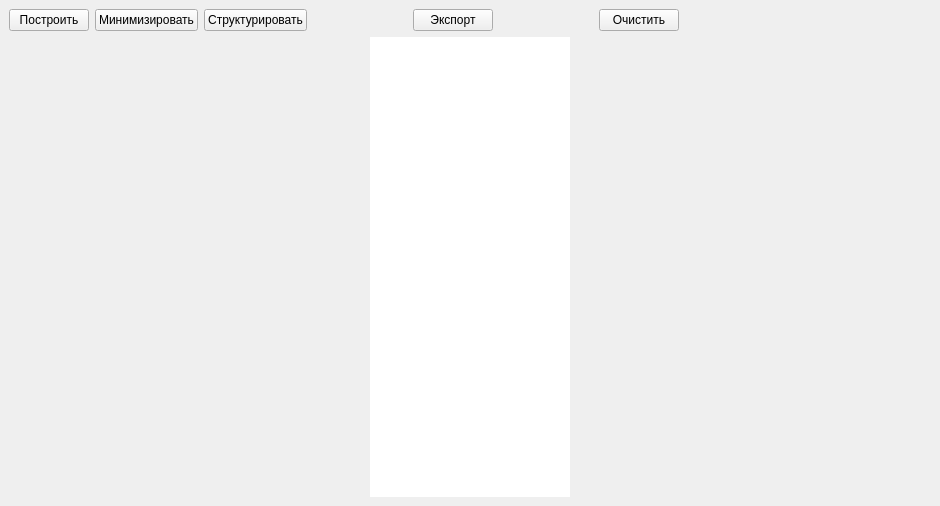
ZalmanHack/e-circuit_builder, file interfaces/mainWindowUI.ui: the form before one commit.
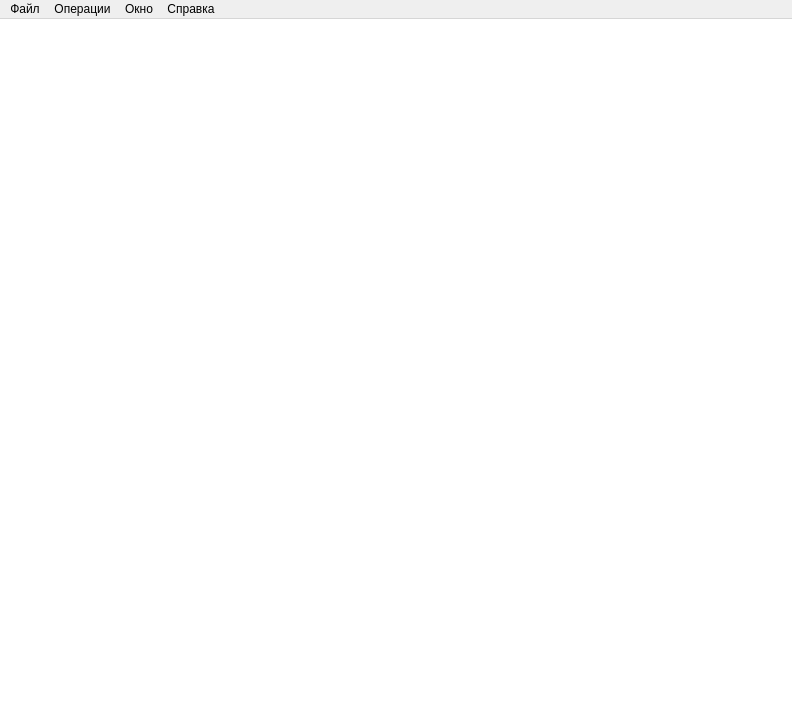
The form after the commit.

What changed in the file:
```diff
--- a/interfaces/mainWindowUI.ui
+++ b/interfaces/mainWindowUI.ui
@@ -6,114 +6,55 @@
    <rect>
     <x>0</x>
     <y>0</y>
-    <width>940</width>
-    <height>506</height>
+    <width>792</width>
+    <height>708</height>
    </rect>
   </property>
   <property name="windowTitle">
    <string>MainWindow</string>
   </property>
+  <property name="styleSheet">
+   <string notr="true"/>
+  </property>
   <widget class="QWidget" name="centralwidget">
-   <layout class="QVBoxLayout" name="verticalLayout">
-    <item>
      <layout class="QHBoxLayout" name="horizontalLayout">
-      <item>
-       <widget class="QPushButton" name="pushBuilding">
-        <property name="text">
-         <string>Построить</string>
-        </property>
-       </widget>
-      </item>
-      <item>
-       <widget class="QPushButton" name="pushMinimization">
-        <property name="minimumSize">
-         <size>
-          <width>100</width>
-          <height>0</height>
-         </size>
-        </property>
-        <property name="text">
-         <string>Минимизировать</string>
-        </property>
-       </widget>
-      </item>
-      <item>
-       <widget class="QPushButton" name="pushStructuring">
-        <property name="minimumSize">
-         <size>
-          <width>100</width>
-          <height>0</height>
-         </size>
-        </property>
-        <property name="text">
-         <string>Структурировать</string>
-        </property>
-       </widget>
-      </item>
+    <property name="spacing">
+     <number>0</number>
+    </property>
+    <property name="leftMargin">
+     <number>0</number>
+    </property>
+    <property name="topMargin">
+     <number>0</number>
+    </property>
+    <property name="rightMargin">
+     <number>0</number>
+    </property>
+    <property name="bottomMargin">
+     <number>0</number>
+    </property>
       <item>
-       <spacer name="horizontalSpacer_2">
-        <property name="orientation">
-         <enum>Qt::Horizontal</enum>
-        </property>
-        <property name="sizeType">
-         <enum>QSizePolicy::Maximum</enum>
-        </property>
-        <property name="sizeHint" stdset="0">
-         <size>
-          <width>100</width>
-          <height>20</height>
-         </size>
-        </property>
-       </spacer>
-      </item>
-      <item>
-       <widget class="QPushButton" name="pushExport">
-        <property name="text">
-         <string>Экспорт</string>
-        </property>
-       </widget>
-      </item>
-      <item>
-       <spacer name="horizontalSpacer_5">
-        <property name="orientation">
-         <enum>Qt::Horizontal</enum>
-        </property>
-        <property name="sizeType">
-         <enum>QSizePolicy::Maximum</enum>
-        </property>
-        <property name="sizeHint" stdset="0">
-         <size>
-          <width>100</width>
-          <height>20</height>
-         </size>
-        </property>
-       </spacer>
-      </item>
-      <item>
-       <widget class="QPushButton" name="pushClear">
-        <property name="text">
-         <string>Очистить</string>
-        </property>
-       </widget>
-      </item>
-      <item>
-       <spacer name="horizontalSpacer">
-        <property name="orientation">
-         <enum>Qt::Horizontal</enum>
-        </property>
-        <property name="sizeHint" stdset="0">
-         <size>
-          <width>40</width>
-          <height>20</height>
-         </size>
-        </property>
-       </spacer>
-      </item>
-     </layout>
-    </item>
-    <item>
-     <layout class="QHBoxLayout" name="horizontalLayout_2">
-      <property name="spacing">
+     <widget class="QWidget" name="mainWidget" native="true">
+      <property name="sizePolicy">
+       <sizepolicy hsizetype="Expanding" vsizetype="Expanding">
+        <horstretch>0</horstretch>
+        <verstretch>0</verstretch>
+       </sizepolicy>
+      </property>
+      <layout class="QVBoxLayout" name="verticalLayout" stretch="3,1">
+       <property name="spacing">
+        <number>0</number>
+       </property>
+       <property name="leftMargin">
+        <number>0</number>
+       </property>
+       <property name="topMargin">
+        <number>0</number>
+       </property>
+       <property name="rightMargin">
+        <number>0</number>
+       </property>
+       <property name="bottomMargin">
        <number>0</number>
       </property>
       <item>
@@ -124,6 +65,22 @@
        </layout>
       </item>
       <item>
+        <widget class="QPlainTextEdit" name="plainTextEdit">
+         <property name="sizePolicy">
+          <sizepolicy hsizetype="Preferred" vsizetype="Preferred">
+           <horstretch>0</horstretch>
+           <verstretch>0</verstretch>
+          </sizepolicy>
+         </property>
+         <property name="frameShape">
+          <enum>QFrame::NoFrame</enum>
+         </property>
+        </widget>
+       </item>
+      </layout>
+     </widget>
+    </item>
+    <item>
        <widget class="QTableView" name="tableView">
         <property name="sizePolicy">
          <sizepolicy hsizetype="Fixed" vsizetype="Expanding">
@@ -133,13 +90,13 @@
         </property>
         <property name="minimumSize">
          <size>
-          <width>200</width>
+        <width>300</width>
           <height>0</height>
          </size>
         </property>
         <property name="maximumSize">
          <size>
-          <width>200</width>
+        <width>300</width>
           <height>16777215</height>
          </size>
         </property>
@@ -158,10 +115,131 @@
        </widget>
       </item>
      </layout>
-    </item>
-   </layout>
   </widget>
- </widget>
+  <widget class="QMenuBar" name="menubar">
+   <property name="geometry">
+    <rect>
+     <x>0</x>
+     <y>0</y>
+     <width>792</width>
+     <height>21</height>
+    </rect>
+   </property>
+   <widget class="QMenu" name="menuFile">
+    <property name="title">
+     <string>Файл</string>
+    </property>
+    <addaction name="pushExport"/>
+   </widget>
+   <widget class="QMenu" name="menuFunctions">
+    <property name="title">
+     <string>Операции</string>
+    </property>
+    <addaction name="pushMinimization"/>
+    <addaction name="separator"/>
+    <addaction name="pushStructuring"/>
+    <addaction name="pushDestructuring"/>
+    <addaction name="separator"/>
+    <addaction name="pushClear"/>
+   </widget>
+   <widget class="QMenu" name="menuInfo">
+    <property name="title">
+     <string>Справка</string>
+    </property>
+    <addaction name="pushAboutProgram"/>
+   </widget>
+   <widget class="QMenu" name="menuWindows">
+    <property name="title">
+     <string>Окно</string>
+    </property>
+    <addaction name="showECircuit"/>
+    <addaction name="showBranches"/>
+    <addaction name="showTable"/>
+   </widget>
+   <addaction name="menuFile"/>
+   <addaction name="menuFunctions"/>
+   <addaction name="menuWindows"/>
+   <addaction name="menuInfo"/>
+  </widget>
+  <action name="pushExport">
+   <property name="text">
+    <string>Экспорт</string>
+   </property>
+   <property name="shortcut">
+    <string>Ctrl+E</string>
+   </property>
+  </action>
+  <action name="pushMinimization">
+   <property name="text">
+    <string>Минимизация</string>
+   </property>
+   <property name="shortcut">
+    <string>Ctrl+M</string>
+   </property>
+  </action>
+  <action name="pushStructuring">
+   <property name="text">
+    <string>Структурирование</string>
+   </property>
+   <property name="shortcut">
+    <string>Ctrl+S</string>
+   </property>
+  </action>
+  <action name="pushDestructuring">
+   <property name="text">
+    <string>Деструктурирование</string>
+   </property>
+  </action>
+  <action name="pushClear">
+   <property name="text">
+    <string>Очистка</string>
+   </property>
+   <property name="shortcut">
+    <string>Shift+C</string>
+   </property>
+  </action>
+  <action name="pushAboutProgram">
+   <property name="text">
+    <string>О приложении</string>
+   </property>
+  </action>
+  <action name="showECircuit">
+   <property name="text">
+    <string>Схема</string>
+   </property>
+   <property name="toolTip">
+    <string>Вкл/Вык отображения схемы</string>
+   </property>
+   <property name="shortcut">
+    <string>Ctrl+1</string>
+   </property>
+  </action>
+  <action name="showBranches">
+   <property name="text">
+    <string>Ветвления</string>
+   </property>
+   <property name="toolTip">
+    <string>Вкл/Вык отображения ветвлений</string>
+   </property>
+   <property name="shortcut">
+    <string>Ctrl+2</string>
+   </property>
+  </action>
+  <action name="showTable">
+   <property name="text">
+    <string>Таблица смежности</string>
+   </property>
+   <property name="toolTip">
+    <string>Вкл/Вык отображения таблицы смежности</string>
+   </property>
+   <property name="shortcut">
+    <string>Ctrl+3</string>
+   </property>
+  </action>
+ </widget>
+ <tabstops>
+  <tabstop>tableView</tabstop>
+ </tabstops>
  <resources/>
  <connections/>
 </ui>
```
Lines whose indentation alone changed are shown as unchanged.
